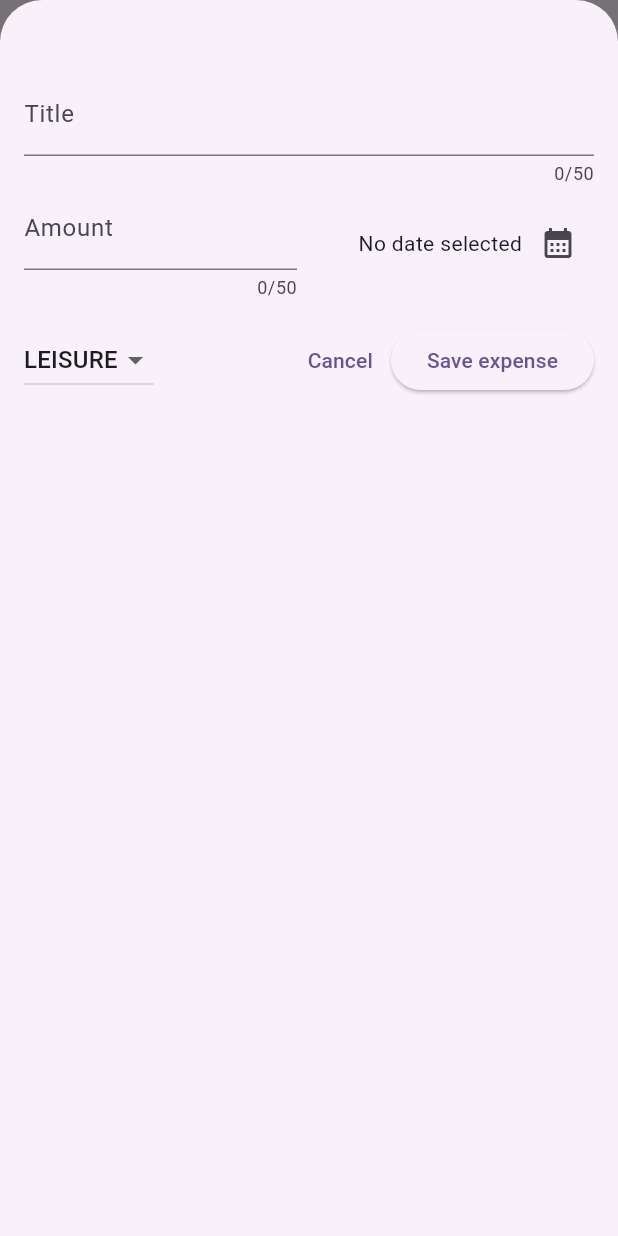
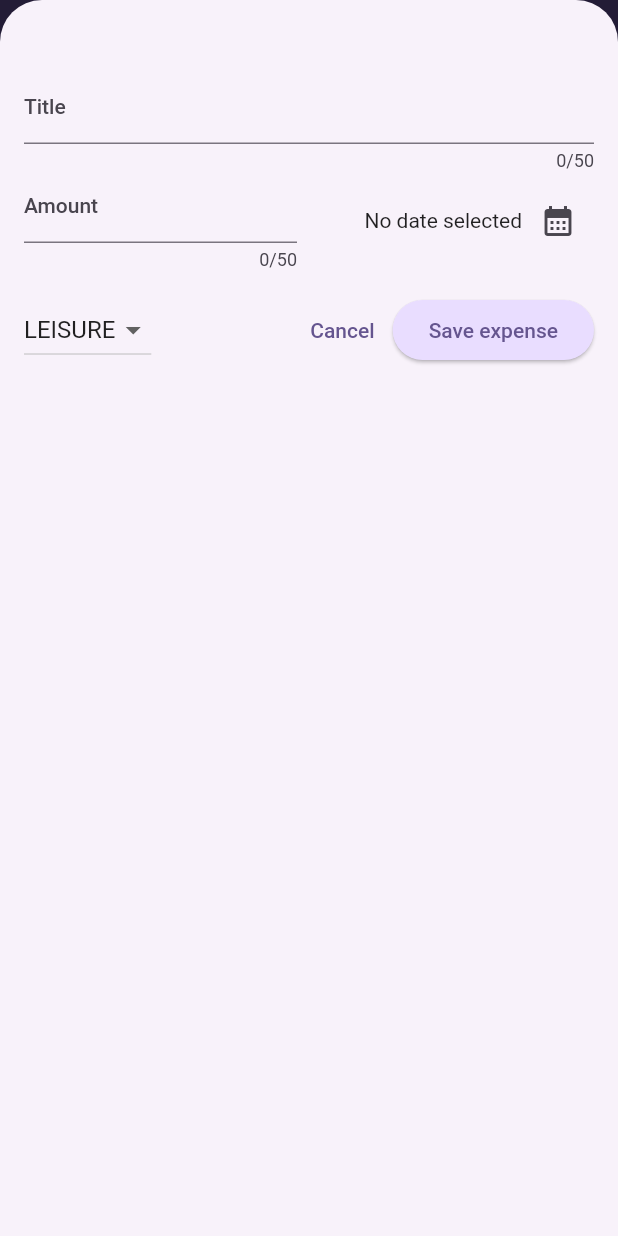
Before and after one commit to luisescx/expense_tracker_app, a Flutter app: the screen it shows after launch, after a tap on the "add" icon, on a phone screen of 412 x 824 dp. Run offline on Flutter 3.47's test engine with Material 2 defaults, Android fonts, the phone set to English and light mode, and no system bars.

Commit message:
chore: finish app

```diff
--- a/lib/expenses.dart
+++ b/lib/expenses.dart
@@ -1,3 +1,4 @@
+import 'package:expense_tracker_app/widgets/chart/chart.dart';
 import 'package:expense_tracker_app/widgets/expenses/expenses_list.dart';
 import 'package:expense_tracker_app/models/expense.dart';
 import 'package:expense_tracker_app/widgets/new_expense.dart';
@@ -76,7 +77,7 @@ class _ExpensesState extends State<Expenses> {
       ),
       body: Column(
         children: [
-          const Text('The chart'),
+          Chart(expenses: _registeredExpenses),
           Expanded(
             child: mainContent,
           ),
--- a/lib/main.dart
+++ b/lib/main.dart
@@ -4,6 +4,10 @@ import 'package:flutter/material.dart';
 void main() {
   runApp(const MyApp());
 }
+
+var kColorScheme = ColorScheme.fromSeed(
+  seedColor: const Color.fromARGB(255, 96, 59, 181),
+);
 
 class MyApp extends StatelessWidget {
   const MyApp({super.key});
@@ -12,10 +16,30 @@ class MyApp extends StatelessWidget {
   Widget build(BuildContext context) {
     return MaterialApp(
       title: 'Expenses tracker',
-      theme: ThemeData(
-        colorScheme: ColorScheme.fromSeed(seedColor: Colors.deepPurple),
+      theme: ThemeData().copyWith(
         useMaterial3: true,
+        colorScheme: kColorScheme,
+        appBarTheme: const AppBarTheme().copyWith(
+          backgroundColor: kColorScheme.onPrimaryContainer,
+          foregroundColor: kColorScheme.primaryContainer,
+        ),
+        cardTheme: const CardTheme().copyWith(
+          color: kColorScheme.secondaryContainer,
+          margin: const EdgeInsets.symmetric(horizontal: 16, vertical: 8),
+        ),
+        elevatedButtonTheme: ElevatedButtonThemeData(
+          style: ElevatedButton.styleFrom(
+            backgroundColor: kColorScheme.primaryContainer,
+          ),
+        ),
+        textTheme: ThemeData().textTheme.copyWith(
+              titleLarge: TextStyle(
+                fontWeight: FontWeight.bold,
+                color: kColorScheme.onSecondaryContainer,
+              ),
+            ),
       ),
+      themeMode: ThemeMode.light,
       home: const Expenses(),
     );
   }
--- a/lib/models/expense.dart
+++ b/lib/models/expense.dart
@@ -37,3 +37,28 @@ class Expense {
     return formatter.format(date);
   }
 }
+
+class ExpenseBucket {
+  final Category category;
+  final List<Expense> expenses;
+
+  const ExpenseBucket({
+    required this.category,
+    required this.expenses,
+  });
+
+  ExpenseBucket.forCategory(List<Expense> allExpenses, this.category)
+      : expenses = allExpenses
+            .where((expense) => expense.category == category)
+            .toList();
+
+  double get totalExpenses {
+    double sum = 0;
+
+    for (var expense in expenses) {
+      sum += expense.amount;
+    }
+
+    return sum;
+  }
+}
--- /dev/null
+++ b/lib/widgets/chart/chart.dart
@@ -0,0 +1,95 @@
+import 'package:expense_tracker_app/models/expense.dart';
+import 'package:expense_tracker_app/widgets/chart/chart_bar.dart';
+import 'package:flutter/material.dart';
+
+class Chart extends StatelessWidget {
+  const Chart({super.key, required this.expenses});
+
+  final List<Expense> expenses;
+
+  List<ExpenseBucket> get buckets {
+    return [
+      ExpenseBucket.forCategory(expenses, Category.food),
+      ExpenseBucket.forCategory(expenses, Category.leisure),
+      ExpenseBucket.forCategory(expenses, Category.travel),
+      ExpenseBucket.forCategory(expenses, Category.work),
+    ];
+  }
+
+  double get maxTotalExpense {
+    double maxTotalExpense = 0;
+
+    for (final bucket in buckets) {
+      if (bucket.totalExpenses > maxTotalExpense) {
+        maxTotalExpense = bucket.totalExpenses;
+      }
+    }
+
+    return maxTotalExpense;
+  }
+
+  @override
+  Widget build(BuildContext context) {
+    final isDarkMode =
+        MediaQuery.of(context).platformBrightness == Brightness.dark;
+
+    return Container(
+      margin: const EdgeInsets.all(16),
+      padding: const EdgeInsets.symmetric(
+        vertical: 16,
+        horizontal: 8,
+      ),
+      width: double.infinity,
+      height: 180,
+      decoration: BoxDecoration(
+        borderRadius: BorderRadius.circular(8),
+        gradient: LinearGradient(
+          colors: [
+            Theme.of(context).colorScheme.primary.withOpacity(0.3),
+            Theme.of(context).colorScheme.primary.withOpacity(0.0)
+          ],
+          begin: Alignment.bottomCenter,
+          end: Alignment.topCenter,
+        ),
+      ),
+      child: Column(
+        children: [
+          Expanded(
+            child: Row(
+              crossAxisAlignment: CrossAxisAlignment.end,
+              children: [
+                for (final bucket in buckets) // alternative to map()
+                  ChartBar(
+                    fill: bucket.totalExpenses == 0
+                        ? 0
+                        : bucket.totalExpenses / maxTotalExpense,
+                  )
+              ],
+            ),
+          ),
+          const SizedBox(height: 12),
+          Row(
+            children: buckets
+                .map(
+                  (bucket) => Expanded(
+                    child: Padding(
+                      padding: const EdgeInsets.symmetric(horizontal: 4),
+                      child: Icon(
+                        categoryIcons[bucket.category],
+                        color: isDarkMode
+                            ? Theme.of(context).colorScheme.secondary
+                            : Theme.of(context)
+                                .colorScheme
+                                .primary
+                                .withOpacity(0.7),
+                      ),
+                    ),
+                  ),
+                )
+                .toList(),
+          )
+        ],
+      ),
+    );
+  }
+}
--- /dev/null
+++ b/lib/widgets/chart/chart_bar.dart
@@ -0,0 +1,34 @@
+import 'package:flutter/material.dart';
+
+class ChartBar extends StatelessWidget {
+  const ChartBar({
+    super.key,
+    required this.fill,
+  });
+
+  final double fill;
+
+  @override
+  Widget build(BuildContext context) {
+    final isDarkMode =
+        MediaQuery.of(context).platformBrightness == Brightness.dark;
+    return Expanded(
+      child: Padding(
+        padding: const EdgeInsets.symmetric(horizontal: 4),
+        child: FractionallySizedBox(
+          heightFactor: fill,
+          child: DecoratedBox(
+            decoration: BoxDecoration(
+              shape: BoxShape.rectangle,
+              borderRadius:
+                  const BorderRadius.vertical(top: Radius.circular(8)),
+              color: isDarkMode
+                  ? Theme.of(context).colorScheme.secondary
+                  : Theme.of(context).colorScheme.primary.withOpacity(0.65),
+            ),
+          ),
+        ),
+      ),
+    );
+  }
+}
--- a/lib/widgets/expenses/expense_item.dart
+++ b/lib/widgets/expenses/expense_item.dart
@@ -15,8 +15,14 @@ class ExpenseItem extends StatelessWidget {
           vertical: 16,
         ),
         child: Column(
+          crossAxisAlignment: CrossAxisAlignment.start,
           children: [
-            Text(expense.title),
+            Text(
+              expense.title,
+              style: Theme.of(context).textTheme.titleLarge!.copyWith(
+                    fontSize: 14,
+                  ),
+            ),
             const SizedBox(height: 4),
             Row(
               children: [
--- a/lib/widgets/expenses/expenses_list.dart
+++ b/lib/widgets/expenses/expenses_list.dart
@@ -18,6 +18,12 @@ class ExpensesList extends StatelessWidget {
       itemCount: expenses.length,
       itemBuilder: (_, index) => Dismissible(
         key: ValueKey(expenses[index]),
+        background: Container(
+          color: Theme.of(context).colorScheme.error.withOpacity(0.75),
+          margin: EdgeInsets.symmetric(
+            horizontal: Theme.of(context).cardTheme.margin!.horizontal,
+          ),
+        ),
         onDismissed: (_) => onRemoveExpense(expenses[index]),
         child: ExpenseItem(expense: expenses[index]),
       ),
```
